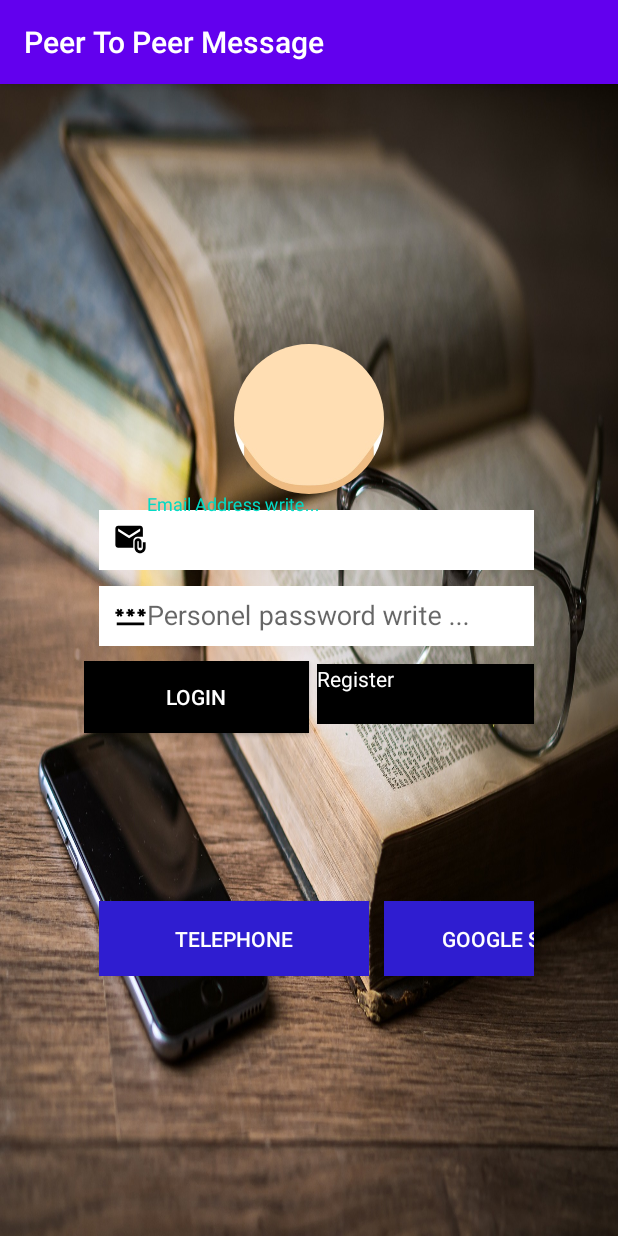
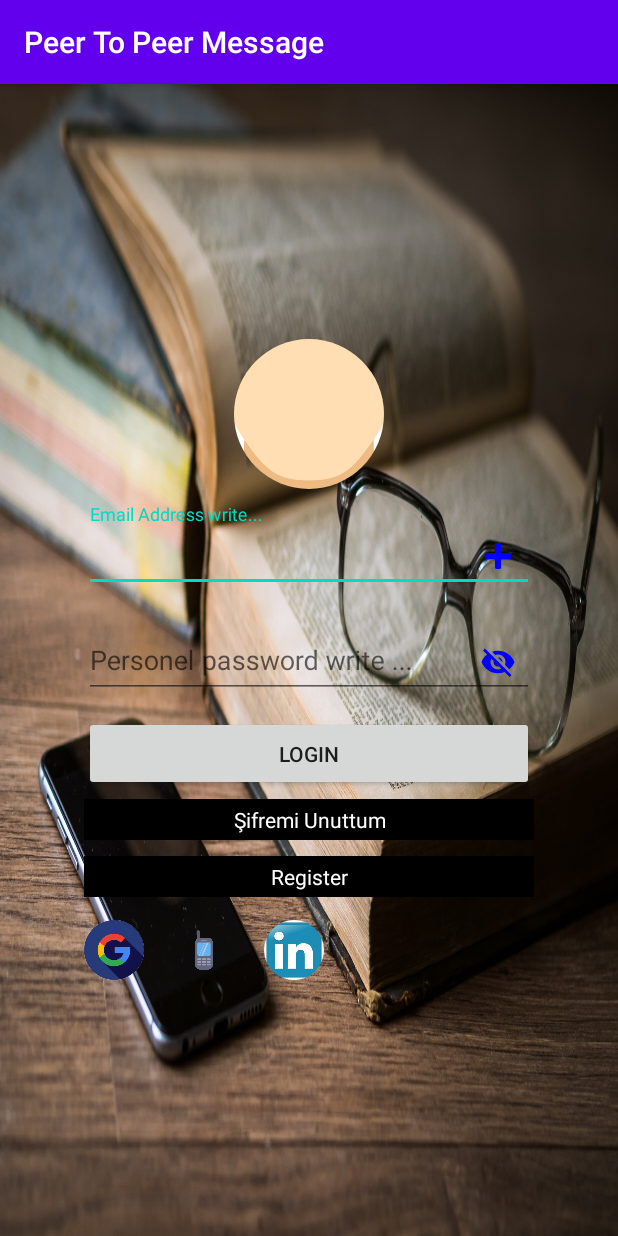
Before and after one commit to hamitmizrak/Android_PeerToPeerMessage, an Android app: the screen it shows after launch (MainActivity), on a phone screen of 412 x 824 dp. Run offline under Robolectric (Android 15) with nearby library versions, the phone set to English and light mode, and no system bars; our stand-ins replace CircleImageView, Firebase (no records; nobody signed in at launch, a user with empty details on screens opened directly).

Commit message:
Google Sign In

```diff
--- a/app/build.gradle
+++ b/app/build.gradle
@@ -33,6 +33,9 @@ android {
 
 dependencies {
 
+    /*Google Signin integration android */
+    implementation 'com.google.android.gms:play-services-auth:20.3.0'
+
     /*firebase*/
     /* firebase uygulamada Firebase Assistan ==> email password Authentication Asistans*/
     implementation 'com.google.firebase:firebase-auth:19.2.0'
@@ -47,8 +50,6 @@ dependencies {
     // When using the BoM, don't specify versions in Firebase dependencies
     implementation 'com.google.firebase:firebase-analytics'
 
-    /*Google Signin integration android */
-    implementation 'com.google.android.gms:play-services-auth:20.3.0'
 
     //picasso
     implementation 'com.squareup.picasso:picasso:2.5.2'
--- a/app/src/main/res/layout/activity_main.xml
+++ b/app/src/main/res/layout/activity_main.xml
@@ -6,6 +6,10 @@
     android:layout_height="match_parent"
     android:background="@drawable/background"
     android:orientation="vertical"
+    android:paddingLeft="16dp"
+    android:paddingTop="18dp"
+    android:paddingRight="16dp"
+    android:paddingBottom="16dp"
     tools:context=".MainActivity">
     <!--640-->
 
@@ -14,6 +18,7 @@
         android:layout_height="wrap_content"
         android:layout_centerInParent="true">
 
+        <!--main LinearLayout-->
         <LinearLayout
             android:layout_width="match_parent"
             android:layout_height="wrap_content"
@@ -24,107 +29,122 @@
                 android:id="@+id/main_circleImageView_profile"
                 android:layout_width="match_parent"
                 android:layout_height="100dp"
+                android:layout_marginBottom="10dp"
                 android:src="@drawable/person"/>
 
             <!--email address-->
             <com.google.android.material.textfield.TextInputLayout
                 android:layout_width="match_parent"
-                android:layout_height="wrap_content">
-                <EditText
+                android:layout_height="wrap_content"
+                android:layout_marginBottom="12dp"
+                android:hint="@string/email"
+                app:boxBackgroundColor="#FFFFFF"
+                app:endIconCheckable="true"
+                app:endIconDrawable="@android:drawable/ic_input_add"
+                app:endIconMode="custom"
+                app:endIconTint="#0000FF"
+                app:boxCornerRadiusBottomStart="20dp"
+                app:boxCornerRadiusBottomEnd="20dp"
+                app:boxCornerRadiusTopStart="20dp"
+                app:boxCornerRadiusTopEnd="20dp">
+
+                <com.google.android.material.textfield.TextInputEditText
                     android:id="@+id/main_editText_email"
                     android:layout_width="match_parent"
-                    android:layout_height="40dp"
-                    android:background="@color/white"
-                    android:textColor="@color/black"
-                    android:drawableLeft="@drawable/email_22"
-                    android:hint="@string/email"
-                    android:paddingLeft="10dp"
-                    android:paddingRight="10dp"
-                    android:layout_marginTop="10dp"
-                    android:layout_marginLeft="10dp"/>
+                    android:layout_height="wrap_content" />
+            </com.google.android.material.textfield.TextInputLayout>
+
+            <!--edit text password-->
+            <com.google.android.material.textfield.TextInputLayout
+                android:layout_width="match_parent"
+                android:layout_height="wrap_content"
+                android:layout_marginBottom="12dp"
+                android:hint="@string/passwd"
+                app:boxBackgroundColor="#FFFFFF"
+                app:endIconMode="password_toggle"
+                app:endIconTint="#0000FF"
+                app:boxCornerRadiusBottomStart="20dp"
+                app:boxCornerRadiusBottomEnd="20dp"
+                app:boxCornerRadiusTopStart="20dp"
+                app:boxCornerRadiusTopEnd="20dp">
+                <com.google.android.material.textfield.TextInputEditText
+                    android:id="@+id/main_editText_password"
+                    android:layout_width="match_parent"
+                    android:layout_height="wrap_content" />
             </com.google.android.material.textfield.TextInputLayout>
 
 
-            <!--password address-->
-            <com.google.android.material.textfield.TextInputLayout
-                android:layout_width="match_parent"
-                android:layout_height="wrap_content">
-                <EditText
-                    android:id="@+id/main_editText_password"
-                    android:layout_width="match_parent"
-                    android:layout_height="40dp"
-                    android:background="@color/white"
-                    android:textColor="@color/black"
-                    android:drawableLeft="@drawable/password_22"
-                    android:hint="@string/passwd"
-                    android:paddingLeft="10dp"
-                    android:paddingRight="10dp"
-                    android:layout_marginTop="10dp"
-                    android:layout_marginLeft="10dp"
-                    android:inputType="textPassword"
-                    android:layout_marginBottom="10dp"/>
-            </com.google.android.material.textfield.TextInputLayout>
-
-            <!--login register-->
-            <LinearLayout
-                android:layout_width="300dp"
-                android:layout_height="150dp"
-                android:orientation="horizontal">
-
-                <!--login-->
-                <Button
-                    android:id="@+id/main_button_login"
-                    android:layout_width="150dp"
-                    android:layout_height="wrap_content"
-                    android:text="@string/login"
-                    android:background="@color/black"
-                    android:textColor="@color/white"
-                    android:layout_marginRight="5dp"/>
-
-                <!--register-->
-                <TextView
-                    android:id="@+id/main_button_register"
-                    android:layout_width="150dp"
-                    android:layout_height="40dp"
-                    android:text="@string/register"
-                    android:background="@color/black"
-                    android:textColor="@color/white"
-                    android:layout_marginTop="-12dp"
-                    android:layout_marginRight="5dp"
-                    />
-            </LinearLayout>
-
-            <!--telephone googlesignin-->
+            <!--Login ve Register button-->
             <LinearLayout
                 android:layout_width="wrap_content"
                 android:layout_height="wrap_content"
+                android:orientation="vertical">
+                <!--Login button-->
+                <Button
+                    android:id="@+id/main_button_login"
+                    android:layout_width="300dp"
+                    android:layout_height="50dp"
+                    android:text="@string/login" />
+
+                <!--forgot password-->
+                <TextView
+                    android:id="@+id/buttonForgotPassword"
+                    android:layout_width="300dp"
+                    android:layout_height="wrap_content"
+                    android:layout_marginTop="5dp"
+                    android:layout_marginBottom="5dp"
+                    android:background="@color/black"
+                    android:gravity="center"
+                    android:padding="4dp"
+                    android:text="@string/forgot_password"
+                    android:textColor="#FFFFFF" />
+
+                <!--Register Link-->
+                <TextView
+                    android:id="@+id/main_button_register"
+                    android:layout_width="300dp"
+                    android:layout_height="wrap_content"
+                    android:layout_marginTop="5dp"
+                    android:layout_marginBottom="5dp"
+                    android:background="@color/black"
+
+                    android:gravity="center"
+                    android:padding="4dp"
+                    android:text="@string/register"
+                    android:textColor="#FFFFFF" />
+            </LinearLayout>  <!--end button-->
+
+
+            <!--google ve telefonla giriş-->
+            <LinearLayout
+                android:layout_width="wrap_content"
+                android:layout_height="wrap_content"
+                android:gravity="center"
+                android:layout_marginTop="10dp"
                 android:orientation="horizontal">
 
-                <!--telephone-->
-                <Button
-                    android:id="@+id/main_button_telephone"
-                    android:layout_width="180dp"
-                    android:layout_height="50dp"
-                    android:text="@string/telephone"
-                    android:background="@color/blue"
-                    android:textColor="@color/white"
-                    android:layout_marginLeft="10dp"
-                    android:layout_marginTop="10dp"
+                <de.hdodenhof.circleimageview.CircleImageView
+                    android:layout_width="40dp"
+                    android:layout_height="40dp"
+                    android:layout_marginRight="20dp"
+                    android:src="@drawable/google"
+                    android:id="@+id/main_button_googlesign"
                     />
 
-                <!--google sign in-->
-                <Button
-                    android:id="@+id/main_button_googlesign"
-                    android:layout_width="180dp"
-                    android:layout_height="50dp"
-                    android:text="@string/google_signin"
-                    android:background="@color/blue"
-                    android:textColor="@color/white"
-                    android:layout_marginLeft="10dp"
-                    android:layout_marginTop="10dp"
-                    />
-            </LinearLayout>
+                <de.hdodenhof.circleimageview.CircleImageView
+                    android:layout_width="40dp"
+                    android:layout_height="40dp"
+                    android:layout_marginRight="20dp"
+                    android:src="@drawable/cellphone"
+                    android:id="@+id/main_button_telephone"/>
 
-        </LinearLayout>
-    </ScrollView>
-</RelativeLayout>
+                <de.hdodenhof.circleimageview.CircleImageView
+                    android:layout_width="40dp"
+                    android:layout_height="40dp"
+                    android:src="@drawable/linkedin"
+                    android:id="@+id/socialLinkedinId"/>
+
+            </LinearLayout>  <!--end button-->
+        </LinearLayout> <!--end linearLayout-->
+    </ScrollView><!--end main ScrollView-->
+</RelativeLayout><!--end main RelativeLayout-->
--- a/app/src/main/res/values/strings.xml
+++ b/app/src/main/res/values/strings.xml
@@ -13,4 +13,5 @@
     <string name="login_account">Login Girişi yapıldı</string>
     <string name="login_faile">Login Girişi yapılamadı</string>
     <string name="not_register">Üye kayıtı yapılamadı</string>
+    <string name="forgot_password">Şifremi Unuttum</string>
 </resources>
```
Also changed, not shown: app/src/main/AndroidManifest.xml (+19 -0 lines), app/src/main/java/com/hamitmizrak/peertopeermessage/AdminActivity.java (+7 -3 lines), app/src/main/java/com/hamitmizrak/peertopeermessage/MainActivity.java (+70 -4 lines), app/src/main/java/com/hamitmizrak/peertopeermessage/RegisterActivity.java (+9 -1 lines), app/src/main/res/layout/activity_admin.xml (+28 -2 lines), app/src/main/res/drawable/cellphone.png (added), app/src/main/res/drawable/google.png (added), app/src/main/res/drawable/linkedin.jpg (added), 2 other files.
